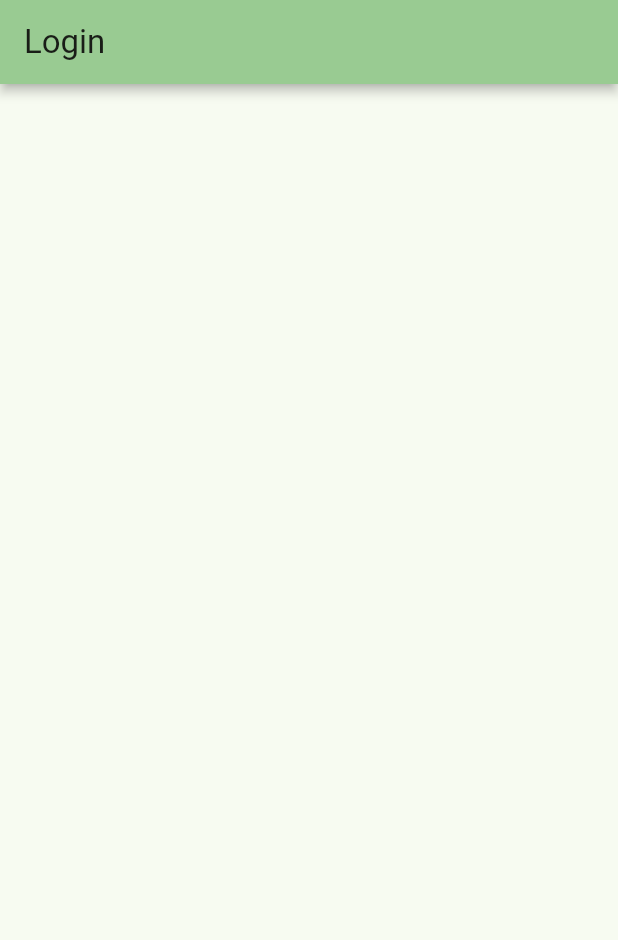
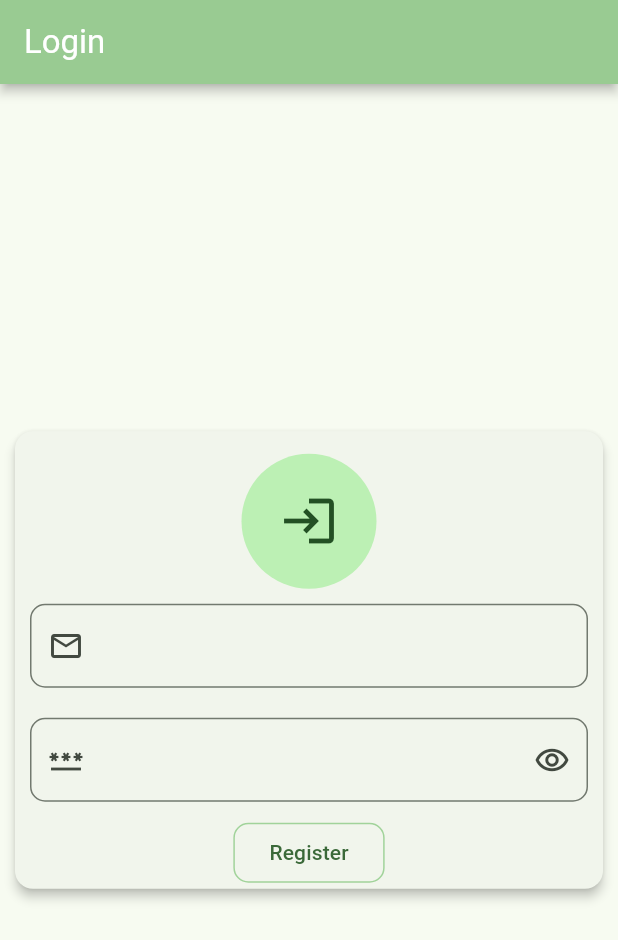
Before and after one commit to gouravpatil70/documents_store_app, a Flutter app: the screen it shows after launch, on a phone screen of 412 x 824 dp. Shown: the top 940 px of the screen. Run offline on Flutter 3.47's test engine with Material 3 defaults, Android fonts, the phone set to English and light mode, and no system bars.

Commit message:
required widgets file created and bioler code is added inside the login, regisre & home screen

```diff
--- a/lib/Screens/login_screen.dart
+++ b/lib/Screens/login_screen.dart
@@ -1,4 +1,6 @@
 import 'package:documents_store_app/Widgets/custom_app_bar.dart';
+import 'package:documents_store_app/Widgets/custom_button.dart';
+import 'package:documents_store_app/Widgets/custom_input_box.dart';
 import 'package:flutter/material.dart';
 
 class LoginScreen extends StatefulWidget {
@@ -9,10 +11,51 @@ class LoginScreen extends StatefulWidget {
 }
 
 class _LoginScreenState extends State<LoginScreen> {
+
+  final GlobalKey<FormState> _globakKey = GlobalKey();
   @override
   Widget build(BuildContext context){
     return Scaffold(
-      appBar: CustomAppBar.customAppBar(context: context, appTitle: 'Login')
+      appBar: CustomAppBar.customAppBar(context: context, appTitle: 'Login'),
+      body: Center(
+        child: Card(
+          elevation: 3.0,
+          shadowColor: Colors.black,
+          margin: const EdgeInsets.all(10.0),
+          child: SingleChildScrollView(
+            child: Form(
+              key: _globakKey,
+              child: Column(
+                children: [
+
+                  // Top Login Icon UI
+                  const Padding(
+                    padding: EdgeInsets.only(top: 15.0),
+                    child: CircleAvatar(
+                      radius: 45.0,
+                      child: Icon(
+                        Icons.login,
+                        size: 40.0,
+                      ),
+                    ),
+                  ),
+
+
+                  //  For Email
+                  const CustomTextFormField(validator: 'Please provide Email Id', icon: Icons.email_outlined, isPasswordField: false),
+
+                  // For Password
+                  const CustomTextFormField(validator: 'Please provide Password', icon: Icons.password_outlined, isPasswordField: true),
+
+                  // Register Button
+                  CustomButton.customOutlinedButton(context: context, buttonText: 'Register'),
+
+                ],
+              ),
+            ),
+          ),
+        ),
+      ),
     );
   }
 }
--- a/lib/Screens/register_screen.dart
+++ b/lib/Screens/register_screen.dart
@@ -1,7 +1,7 @@
 import 'package:documents_store_app/Widgets/custom_app_bar.dart';
 import 'package:flutter/material.dart';
 
-class RegisterScreen extends StatefulWidget {
+class RegisterScreen extends StatefulWidget{
   const RegisterScreen({super.key});
 
   @override
@@ -12,7 +12,8 @@ class _RegisterScreenState extends State<RegisterScreen> {
   @override
   Widget build(BuildContext context){
     return Scaffold(
-      appBar: CustomAppBar.customAppBar(context: context, appTitle: 'Register User')
+      appBar: CustomAppBar.customAppBar(context: context, appTitle: 'Register User'),
+
     );
   }
 }
--- a/lib/Widgets/custom_app_bar.dart
+++ b/lib/Widgets/custom_app_bar.dart
@@ -3,7 +3,12 @@ import 'package:flutter/material.dart';
 class CustomAppBar{
   static customAppBar({required BuildContext context, required String appTitle, required}){
     return AppBar(
-      title: Text(appTitle),
+      title: Text(
+        appTitle,
+        style: const TextStyle(
+          color: Colors.white
+        ),
+      ),
       backgroundColor: Theme.of(context).colorScheme.inversePrimary,
       elevation: 3.0,
       shadowColor: Colors.black,
--- /dev/null
+++ b/lib/Widgets/custom_button.dart
@@ -0,0 +1,18 @@
+import 'package:flutter/material.dart';
+
+class CustomButton{
+  static OutlinedButton customOutlinedButton({required BuildContext context, required String buttonText}){
+    return OutlinedButton(
+      onPressed: (){},
+      style: OutlinedButton.styleFrom(
+        shape: RoundedRectangleBorder(
+          borderRadius: BorderRadius.circular(10.0),
+        ),
+        side: BorderSide(
+          color: Theme.of(context).colorScheme.inversePrimary,
+        )
+      ),
+      child: Text(buttonText)
+    );
+  }
+}
--- /dev/null
+++ b/lib/Widgets/custom_input_box.dart
@@ -0,0 +1,52 @@
+import 'package:flutter/material.dart';
+
+
+class CustomTextFormField extends StatefulWidget {
+  final String validator;
+  final IconData icon;
+  final bool isPasswordField;
+  const CustomTextFormField({super.key, required this.validator, required this.icon, required this.isPasswordField});
+
+  @override
+  State<CustomTextFormField> createState() => _CustomTextFormFieldState();
+}
+
+class _CustomTextFormFieldState extends State<CustomTextFormField> {
+
+  bool isNotPasswordShow = true;
+
+  @override
+  Widget build(BuildContext context) {
+    return Padding(
+      padding: const EdgeInsets.all(10.0),
+      child: TextFormField(
+        validator: (input){
+          if(input!.isEmpty){
+            return widget.validator;
+          }
+          return null;
+        },
+        decoration: InputDecoration(
+          border: OutlineInputBorder(
+            borderRadius: BorderRadius.circular(10.0),
+          ),
+          prefixIcon: Icon(widget.icon),
+          suffixIcon: widget.isPasswordField != false
+          ? GestureDetector(
+              child: const Icon(
+                Icons.remove_red_eye_outlined,
+              ),
+              onTap: (){
+                setState(() {
+                  isNotPasswordShow = !isNotPasswordShow;
+                });
+              }
+            )
+          : const SizedBox(),
+        ),
+        obscureText: widget.isPasswordField != false ? isNotPasswordShow : widget.isPasswordField,
+        obscuringCharacter: '*',
+      ),
+    );
+  }
+}
```
